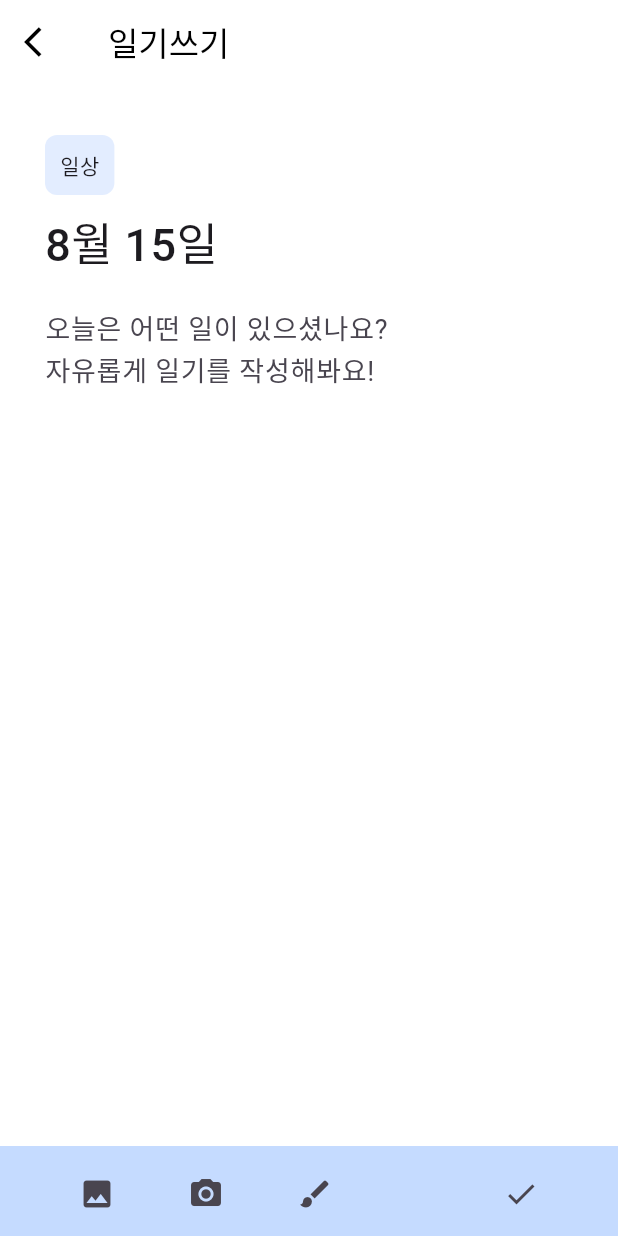
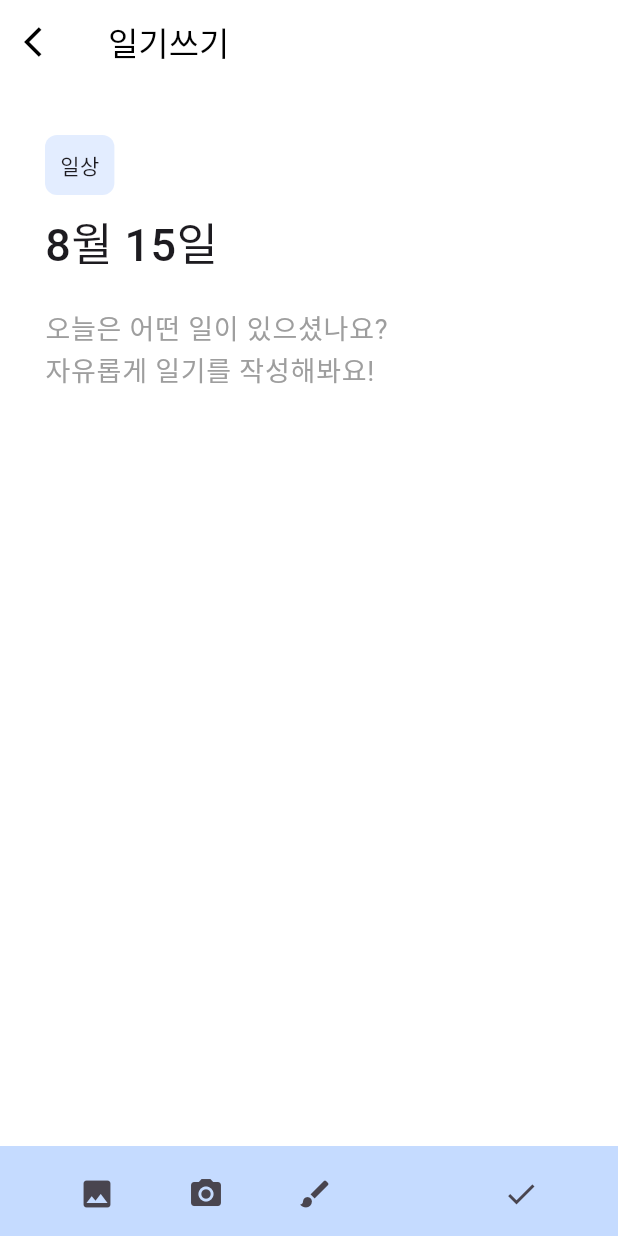
Before and after one commit to withJihyuk/TradeDiary-Flutter, a Flutter app: the screen it shows once a user with an empty profile is signed in, after a tap on "오늘의 일기를 작성해보세요", on a phone screen of 412 x 824 dp. Run offline on Flutter 3.47's test engine with Material 3 defaults, Android fonts, the phone set to English and light mode, and no system bars; our stand-ins replace flutter_dotenv, flutter_riverpod, flutter_svg, go_router, google_sign_in, supabase_flutter; missing offline and left inert: pro_image_editor; accounts and stored records are empty; network calls fail; Roboto replaces fonts that are missing (EF_Diary, PretendardJP).

Commit message:
fix :: 실제 기기에서 Overflow 나던 문제 해결

```diff
--- a/lib/view/diary/write_page.dart
+++ b/lib/view/diary/write_page.dart
@@ -50,16 +50,17 @@ class WritePage extends StatelessWidget {
               const SizedBox(
                 height: 12,
               ),
-              const TextField(
+              TextField(
                 decoration: InputDecoration(
                   hintText: "오늘은 어떤 일이 있으셨나요?\n자유롭게 일기를 작성해봐요!",
                   hintStyle: TextStyle(
                     fontSize: 18,
                     fontWeight: FontWeight.w400,
+                    color: Colors.grey[500],
                   ),
                   border: InputBorder.none,
                 ),
-                style: TextStyle(fontSize: 18),
+                style: const TextStyle(fontSize: 18),
                 maxLines: 20,
               ),
               const SizedBox(
--- a/lib/view/home/home_page.dart
+++ b/lib/view/home/home_page.dart
@@ -69,7 +69,10 @@ class HomePage extends StatelessWidget {
                       ]),
                       const SizedBox(height: 20),
                       Boxwidget(title: "일기 교환", children: [
-                        Row(
+                        // 실제 기기로 보니 Overflow 발생, 수정 필요
+                        SingleChildScrollView(
+                            scrollDirection: Axis.horizontal,
+                            child: Row(
                               children: [
                                 InkWell(
                                     onTap: () => context.push("/read/1"),
@@ -80,7 +83,8 @@ class HomePage extends StatelessWidget {
                                       decoration: BoxDecoration(
                                         shape: BoxShape.circle,
                                         border: Border.all(
-                                        width: 2, color: DiaryColorBlue.normal),
+                                            width: 2,
+                                            color: DiaryColorBlue.normal),
                                       ),
                                       child: Image.network(
                                           fit: BoxFit.fill,
@@ -142,7 +146,7 @@ class HomePage extends StatelessWidget {
                                 Icon(Icons.plus_one_rounded,
                                     size: 20, color: Colors.grey[600]),
                               ],
-                        )
+                            ))
                       ]),
                       const SizedBox(height: 20),
                       // const Boxwidget(title: "커뮤니티", children: [
```
Lines whose indentation alone changed are shown as unchanged.
